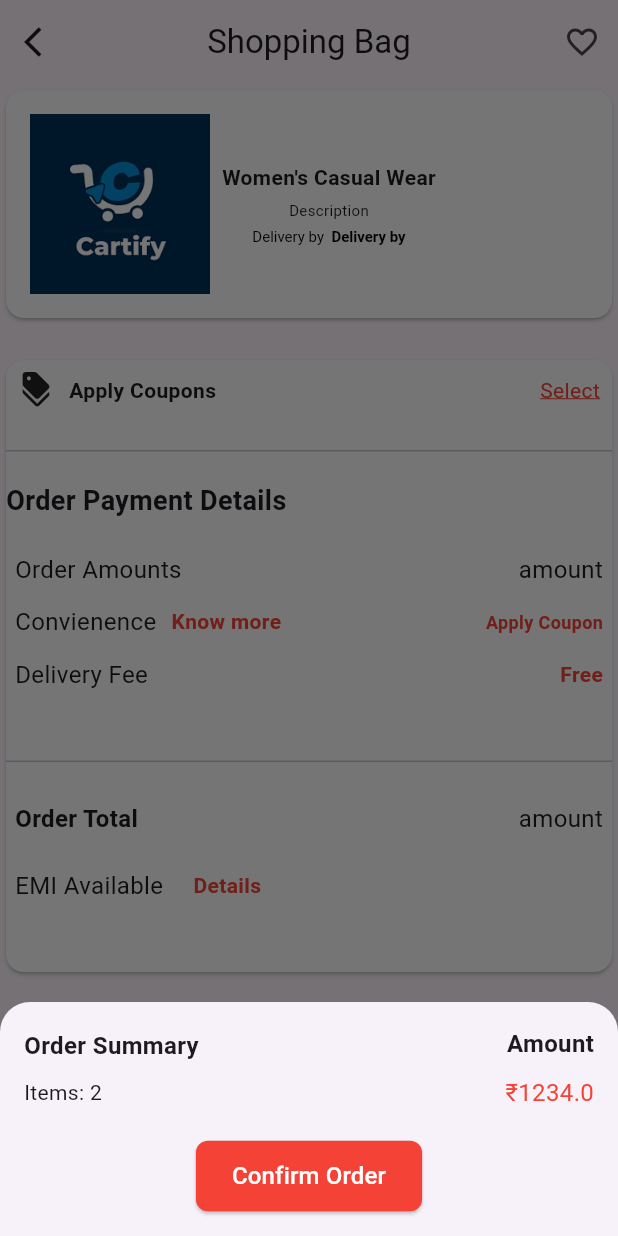
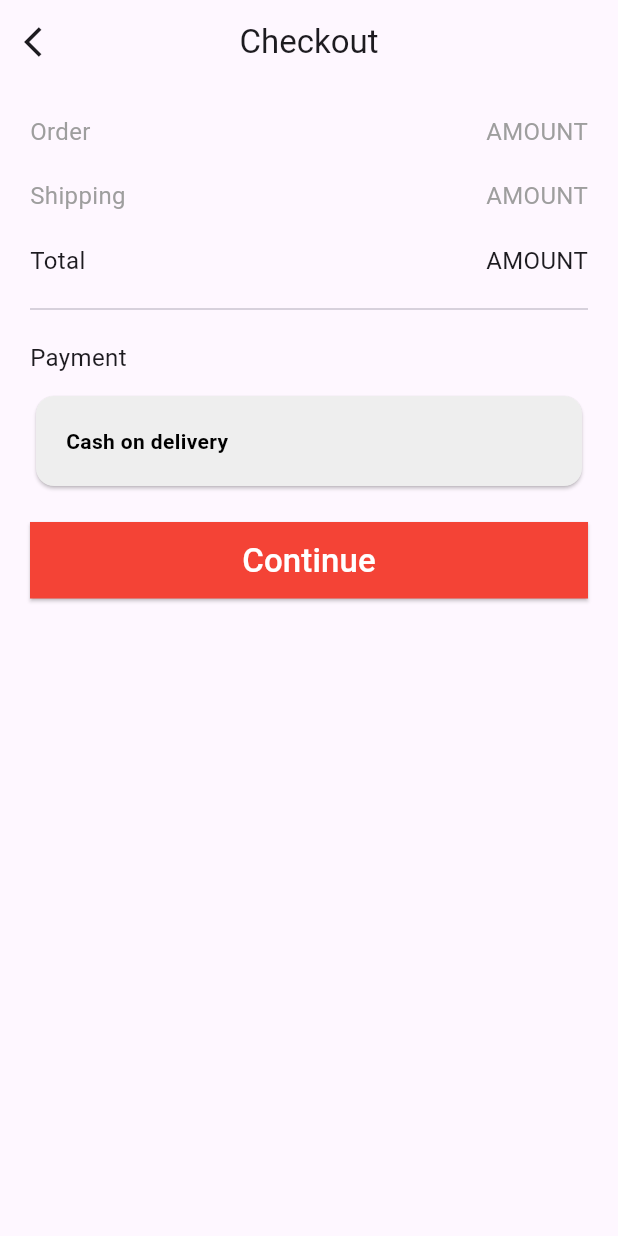
Before and after one commit to khushbooagarwal75/Ecommerce, a Flutter app: the Placeorder screen opened directly, after a tap on "Proceed to Payment", on a phone screen of 412 x 824 dp. Run offline on Flutter 3.47's test engine with Material 3 defaults, Android fonts, the phone set to English and light mode, and no system bars; our stand-ins replace dots_indicator, flutter_riverpod; statements that could not run were skipped.

Commit message:
20-11 commit

```diff
--- /dev/null
+++ b/lib/payment.dart
@@ -0,0 +1,160 @@
+import 'package:ecommerce_app/components/customButton.dart';
+import 'package:flutter/material.dart';
+
+class Payment extends StatelessWidget {
+  const Payment({super.key});
+
+  @override
+  Widget build(BuildContext context) {
+    return Scaffold(
+      appBar: AppBar(
+        title: Text("Checkout"),
+        centerTitle: true,
+        leading: IconButton(
+            onPressed: () {
+
+            },
+            icon: Icon(Icons.arrow_back_ios)),
+      ),
+      body: Padding(
+        padding: const EdgeInsets.all(20.0),
+        child: Column(
+          crossAxisAlignment: CrossAxisAlignment.start,
+          children: [
+              Row(
+                mainAxisAlignment: MainAxisAlignment.spaceBetween,
+                children: [
+                  Text("Order",
+                    style: TextStyle(
+                      color: Colors.grey,
+                      fontSize: 16
+                    ),),
+                  Text("AMOUNT",
+                    style: TextStyle(
+                        color: Colors.grey,
+                        fontSize: 16
+                    ),),
+                ],
+              ),
+            SizedBox(height: 20,),
+
+            Row(
+              mainAxisAlignment: MainAxisAlignment.spaceBetween,
+              children: [
+                Text("Shipping",
+                  style: TextStyle(
+                      color: Colors.grey,
+                      fontSize: 16
+                  ),),
+                Text("AMOUNT",
+                  style: TextStyle(
+                      color: Colors.grey,
+                      fontSize: 16
+                  ),),
+              ],
+            ),
+            SizedBox(height: 20,),
+
+            Row(
+              mainAxisAlignment: MainAxisAlignment.spaceBetween,
+              children: [
+                Text("Total",
+                  style: TextStyle(
+
+                      fontSize: 16
+                  ),),
+                Text("AMOUNT",
+                  style: TextStyle(
+
+                      fontSize: 16
+                  ),),
+              ],
+            ),
+            SizedBox(height: 20,),
+
+            Divider(
+              height: 2,
+            ),
+            SizedBox(
+              height: 20,
+            ),
+            Text("Payment",
+              style: TextStyle(
+                  fontSize: 16
+              ),),
+            SizedBox(
+              height: 10,
+            ),
+            Card(
+              color: Colors.grey.shade200,
+
+              child: Row(
+                children: [
+                  Padding(
+                    padding: const EdgeInsets.all(20.0),
+                    child: Text("Cash on delivery",
+                    style: TextStyle(
+                      color: Colors.black,
+                      fontSize: 14,
+                      fontWeight: FontWeight.bold
+                    ),),
+                  ),
+                ],
+              )
+            ),
+            SizedBox(
+              height: 20,
+            ),
+            Custombutton(
+                text: "Continue",
+                onPressed: () {
+                  showGeneralDialog(
+                    context: context,
+                    barrierDismissible: true,
+                    barrierLabel: '',
+                    barrierColor: Colors.black54,
+                    pageBuilder: (context, animation1, animation2) {
+                      return Center(
+                        child: Material(
+                          color: Colors.transparent, // Transparent background
+                          child: Container(
+                            padding: const EdgeInsets.all(20),
+                            decoration: BoxDecoration(
+                              color: Colors.white, // Dialog box color
+                              borderRadius: BorderRadius.circular(12),
+                            ),
+                            width: MediaQuery
+                                .of(context)
+                                .size
+                                .width * 0.8,
+                            child: Column(
+                              mainAxisSize: MainAxisSize.min,
+                              children: [
+                                const Icon(
+                                  Icons.check_circle,
+                                  size: 80,
+                                  color: Colors.red,
+                                ),
+                                const SizedBox(height: 16),
+                                const Text(
+                                  "Payment Successful",
+                                  style: TextStyle(
+                                      fontSize: 20,
+                                      fontWeight: FontWeight.bold,
+                                      color: Colors.black),
+                                  textAlign: TextAlign.center,
+                                ),
+
+                              ],
+                            ),
+                          ),
+                        ),);
+                    },);
+                }
+            ),
+          ],
+        ),
+      ),
+    );
+  }
+}
--- a/lib/placeOrder.dart
+++ b/lib/placeOrder.dart
@@ -1,3 +1,5 @@
+import 'package:ecommerce_app/components/customButton.dart';
+import 'package:ecommerce_app/payment.dart';
 import 'package:flutter/material.dart';
 
 class Placeorder extends StatelessWidget {
@@ -15,6 +17,7 @@ class Placeorder extends StatelessWidget {
         ],
       ),
       body: Column(
+        mainAxisAlignment: MainAxisAlignment.spaceBetween,
         crossAxisAlignment: CrossAxisAlignment.start,
         children: [
           Card(
@@ -249,90 +252,57 @@ class Placeorder extends StatelessWidget {
                   ),
                 ),
                 SizedBox(
-                  height: 40,
+                  height: 30,
                 ),
 
-               // BottomSheet(
-               //     onClosing: onClosing,
-               //     builder: builder)
+
               ],
+            ),
+          ),
+
+          BottomSheet(onClosing: () {
+
+          },
+            builder: (context) {
+              return Padding(
+                padding: const EdgeInsets.all(8.0),
+                child: Row(
+                  children: [
+                    Column(
+                      children: [
+                        Text("amount"),
+                        SizedBox(height: 2,),
+                        Text(
+                          "View Details",
+                          style: TextStyle(
+                            fontSize: 14,
+                            fontWeight: FontWeight.bold,
+                            color: Colors.red,
+                            decorationColor: Colors.red,
                           ),
                         ),
                       ],
                     ),
-      floatingActionButton: FloatingActionButton.extended(
+                    Spacer(),
+                    Column(
+                      children: [
+                        Custombutton(
+                          text: "Proceed to Payment",
                           onPressed: () {
-          showModalBottomSheet(
-            context: context,
-            shape: RoundedRectangleBorder(
-              borderRadius: BorderRadius.vertical(top: Radius.circular(20)),
-            ),
-            builder: (context) => _buildBottomSheet(),
-          );
-        },
-        label: Text("Proceed to Payment"),
-        backgroundColor: Colors.red,
-        icon: Icon(Icons.shopping_bag),
-      ),
-    );
-  }
-
-  Widget _buildBottomSheet() {
-    double orderAmount = 1234.00; // Example order amount
-    return Container(
-      padding: EdgeInsets.all(16),
-      child: Column(
-        mainAxisSize: MainAxisSize.min,
-        children: [
-          Row(
-            mainAxisAlignment: MainAxisAlignment.spaceBetween,
-            children: [
-              Column(
-                crossAxisAlignment: CrossAxisAlignment.start,
-                children: [
-                  Text(
-                    "Order Summary",
-                    style: TextStyle(fontWeight: FontWeight.bold, fontSize: 16),
-                  ),
-                  SizedBox(height: 10),
-                  Text("Items: 2"),
-                ],
-              ),
-              Column(
-                crossAxisAlignment: CrossAxisAlignment.end,
-                children: [
-                  Text(
-                    "Amount",
-                    style: TextStyle(fontWeight: FontWeight.bold, fontSize: 16),
-                  ),
-                  SizedBox(height: 10),
-                  Text(
-                    "₹$orderAmount",
-                    style: TextStyle(color: Colors.red, fontSize: 16),
-                  ),
+                            Navigator.push(context,
+                                MaterialPageRoute(builder: (context) {
+                                  return Payment();
+                                },));
+                          },)
                       ],
                     ),
                   ],
                 ),
-          SizedBox(height: 20),
-          ElevatedButton(
-            style: ElevatedButton.styleFrom(
-              backgroundColor: Colors.red,
-              shape: RoundedRectangleBorder(
-                borderRadius: BorderRadius.circular(8),
-              ),
-              padding: EdgeInsets.symmetric(vertical: 12, horizontal: 24),
-            ),
-            onPressed: () {
-              // Add your order confirmation logic here
-            },
-            child: Text(
-              "Confirm Order",
-              style: TextStyle(color: Colors.white, fontSize: 16),
-            ),
-          ),
+              );
+            },),
         ],
       ),
+
     );
   }
 }
```
Lines whose indentation alone changed are shown as unchanged.
